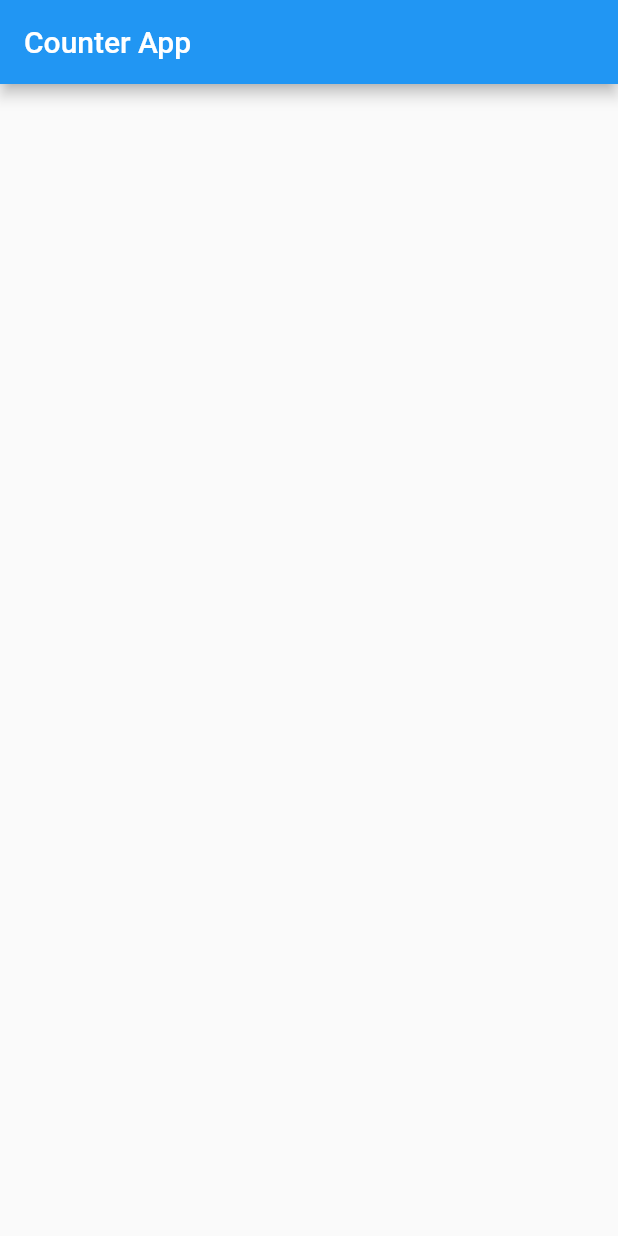
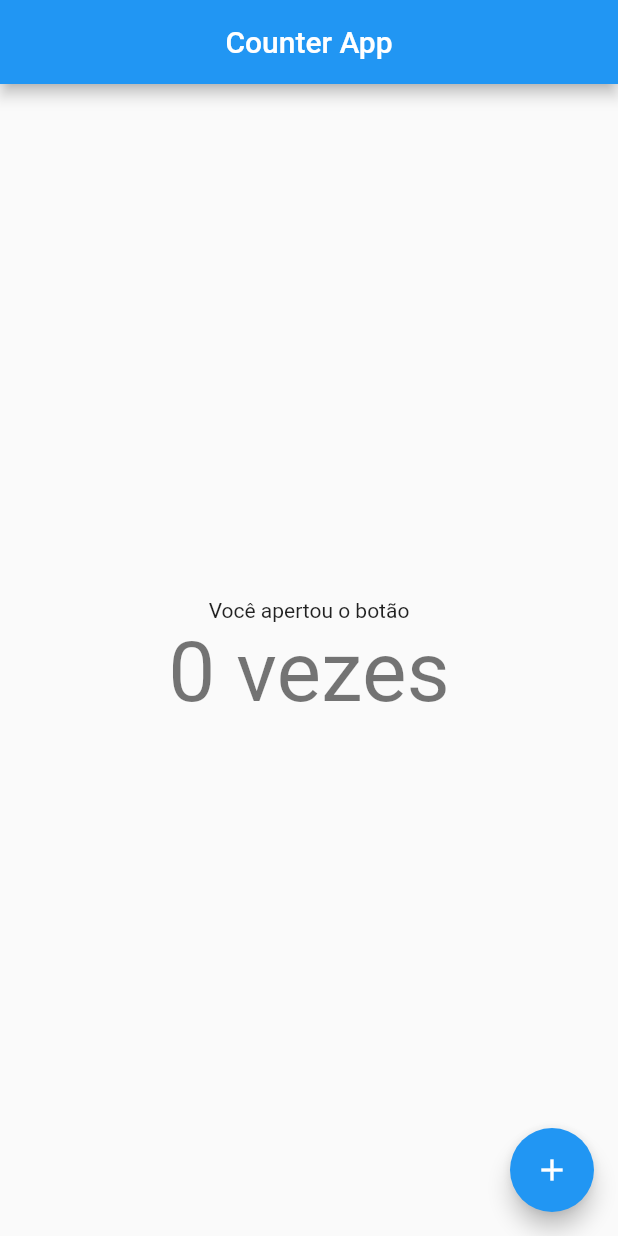
Before and after one commit to kauantorrisi/counter_app_with_bloc_with_rxdart, a Flutter app: the screen it shows after launch, on a phone screen of 412 x 824 dp. Run offline on Flutter 3.47's test engine with Material 2 defaults, Android fonts, the phone set to English and light mode, and no system bars; our stand-ins replace rxdart; missing offline and left inert: bloc_pattern.

Commit message:
final commit

```diff
--- /dev/null
+++ b/lib/controllers/bloc.dart
@@ -0,0 +1,26 @@
+import 'package:bloc_pattern/bloc_pattern.dart';
+import 'package:rxdart/rxdart.dart';
+
+class Bloc extends BlocBase {
+  // CONTROLA TODO O FLUXO DE DADOS, PERMITINDO ADICIONAR, LER, EXCLUIR, ETC.
+  final controlador = BehaviorSubject<int>.seeded(0);
+
+  // POR ONDE OS DADOS SÃO OBSERVADOS / SAIDA DOS DADOS
+  Stream<int> get saida => controlador.stream;
+
+  // ENTRADA DOS DADOS
+  Sink<int> get entrada => controlador.sink;
+
+  // GETTER QUE RETORNA O DADO MAIS RECENTE DO MEU FLUXO/CONTROLADOR
+  int get valor => controlador.value;
+
+  aumentar() {
+    entrada.add(valor + 1);
+  }
+
+  @override
+  void dispose() {
+    controlador.close();
+    super.dispose();
+  }
+}
--- a/lib/screens/home_screen.dart
+++ b/lib/screens/home_screen.dart
@@ -1,3 +1,4 @@
+import 'package:counter_app_with_bloc/controllers/bloc.dart';
 import 'package:flutter/material.dart';
 import 'package:flutter/src/widgets/container.dart';
 import 'package:flutter/src/widgets/framework.dart';
@@ -10,14 +11,47 @@ class HomeScreen extends StatefulWidget {
 }
 
 class _HomeScreenState extends State<HomeScreen> {
+  late Bloc _bloc;
+
+  @override
+  void initState() {
+    _bloc = Bloc();
+    super.initState();
+  }
+
+  @override
+  void dispose() {
+    _bloc.dispose();
+    super.dispose();
+  }
+
   @override
   Widget build(BuildContext context) {
     return Scaffold(
       appBar: AppBar(
         title: const Text('Counter App'),
+        centerTitle: true,
       ),
-      body: Column(
-        children: [],
+      body: Center(
+        child: Column(
+          mainAxisAlignment: MainAxisAlignment.center,
+          children: [
+            const Text('Você apertou o botão'),
+            StreamBuilder<int>(
+                stream: _bloc.saida,
+                builder: (context, snapshot) {
+                  return Text(
+                    '${snapshot.data} vezes',
+                    style: Theme.of(context).textTheme.displayMedium,
+                  );
+                })
+          ],
+        ),
+      ),
+      floatingActionButton: FloatingActionButton(
+        onPressed: () => _bloc.aumentar(),
+        tooltip: 'Aumente',
+        child: const Icon(Icons.add),
       ),
     );
   }
--- a/pubspec.yaml
+++ b/pubspec.yaml
@@ -36,6 +36,8 @@ dependencies:
   # The following adds the Cupertino Icons font to your application.
   # Use with the CupertinoIcons class for iOS style icons.
   cupertino_icons: ^1.0.2
+  rxdart: ^0.27.7
+  bloc_pattern: ^3.0.1
 
 dev_dependencies:
   flutter_test:
```
Also changed, not shown: pubspec.lock.
